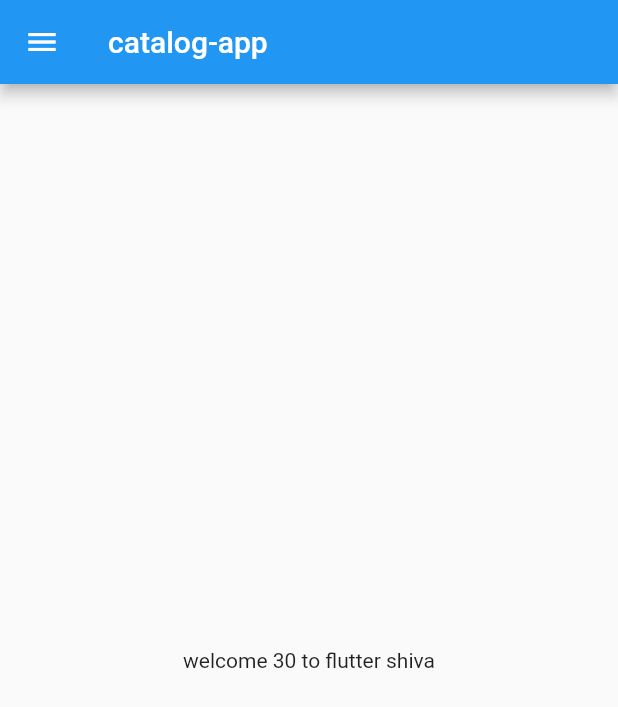
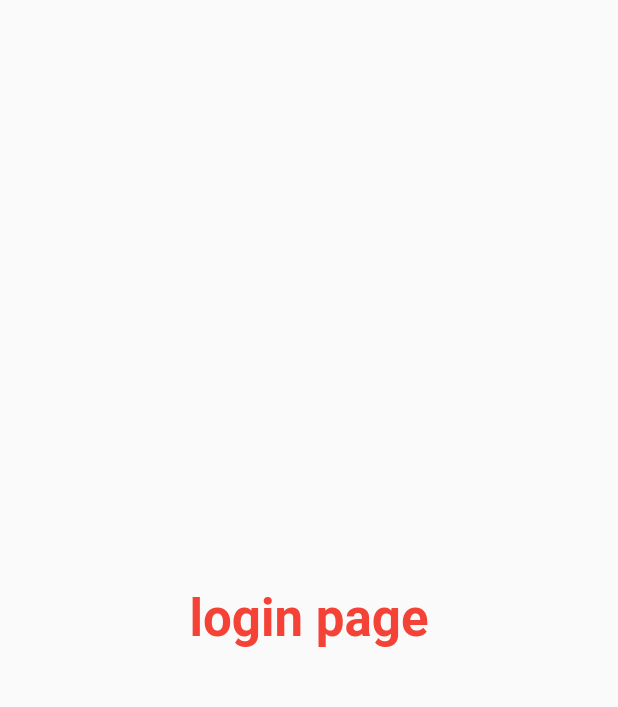
Before and after one commit to shivamface2face/30DaysOfFlutter, a Flutter app: the screen it shows after launch, on a phone screen of 412 x 824 dp. Shown: the top 707 px of the screen. Run offline on Flutter 3.47's test engine with Material 2 defaults, Android fonts, the phone set to English and light mode, and no system bars.

Commit message:
Day 3 complete

```diff
--- /dev/null
+++ b/lib/Pages/login_page.dart
@@ -0,0 +1,20 @@
+import 'package:flutter/material.dart';
+
+class LoginPage extends StatelessWidget {
+
+
+  @override
+  Widget build(BuildContext context) {
+    return Material(
+      child: Center(child:
+       Text("login page",
+       style: TextStyle(
+         fontSize: 34,
+         color: Colors.red,
+         fontWeight: FontWeight.bold,
+       ),
+       ),
+      ),
+    );
+  }
+}
--- a/lib/main.dart
+++ b/lib/main.dart
@@ -1,5 +1,6 @@
 import 'package:flutter/material.dart';
-import 'package:flutter_practice/home_page.dart';
+import 'package:flutter_practice/Pages/home_page.dart';
+import 'package:flutter_practice/Pages/login_page.dart';
 
 void main(){
   runApp(myapp());
@@ -11,11 +12,21 @@ class myapp extends StatelessWidget {
  String name="shiva";
 
   @override
-  Widget build(BuildContext context) {
-
+  Widget build(BuildContext context) {  // context location batega ya position batatta h
     return MaterialApp(
-
-      home:   HOMEPAGE()
+          // home:   HOMEPAGE(),
+           themeMode: ThemeMode.light,
+           theme: ThemeData(
+             primarySwatch: Colors.lightGreen
+           ),
+            darkTheme: ThemeData(
+              brightness: Brightness.dark,
+            ),
+            routes: {
+              "/":(context)=>LoginPage(),
+              "/login":(context)=>LoginPage()
+            },
     );
   }
+
 }
```
Also changed, not shown: lib/Pages/home_page.dart (renamed from lib/home_page.dart).
